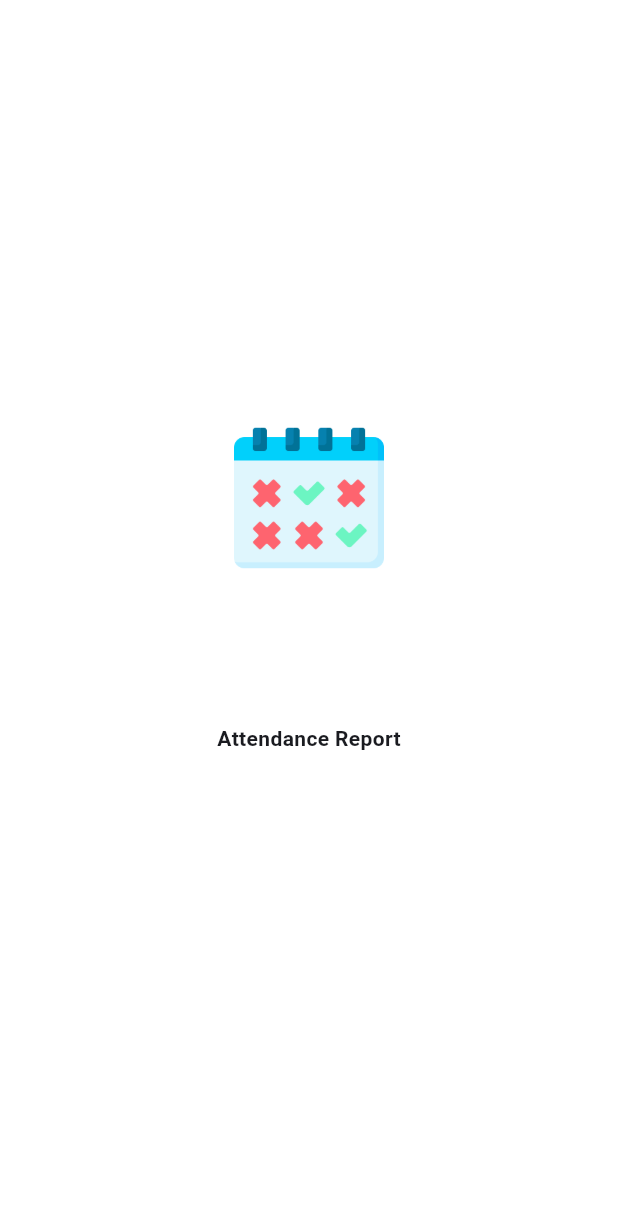
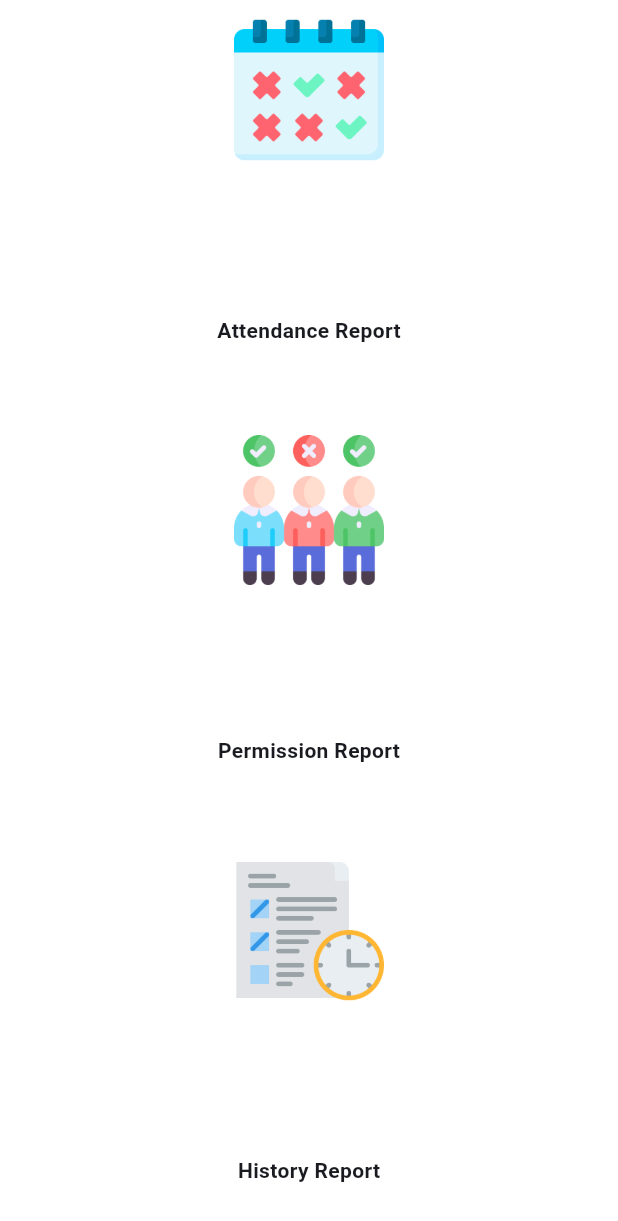
Before and after one commit to ShikaaDhia/attandance_app, a Flutter app: the screen it shows after launch, on a phone screen of 412 x 824 dp. Shown: the top 1221 px of the screen. Run offline on Flutter 3.47's test engine with Material 3 defaults, Android fonts, the phone set to English and light mode, and no system bars; our stand-ins replace firebase_core; accounts and stored records are empty.

Commit message:
configuring home_screen.dart file

```diff
--- a/lib/ui/home_screen.dart
+++ b/lib/ui/home_screen.dart
@@ -23,25 +23,61 @@
             child: Column(
               mainAxisAlignment: MainAxisAlignment.center,
               children: [
-                Container(
+                _buildMenuItem(
+                  context,
+                  imagePath: "assets/images/ic_attend.png",
+                  label: "Attendance Report",
+                  destination: const AttendanceScreen()
+                  ),
+                const SizedBox(height: 40),
+                _buildMenuItem(
+                  context,
+                  imagePath: "assets/images/ic_permission.png",
+                  label: "Permission Report",
+                  destination: const AttendanceScreen()
+                  ),
+                const SizedBox(height: 40),
+                _buildMenuItem(
+                  context,
+                  imagePath: "assets/images/ic_attendance_history.png",
+                  label: "History Report",
+                  destination: const AttendanceScreen()
+                  ),
+                const SizedBox(height: 40)
+              ],
+            ),
+          ),
+        ),
+      ),
+    );
+  }
+
+  Widget _buildMenuItem(
+  BuildContext context, {
+    required String imagePath,
+    required String label,
+    required Widget destination
+  }) {
+    return Container(
                 margin: const EdgeInsets.all(10),
                 child: Expanded(
                   child: InkWell(
                     highlightColor: Colors.transparent,
                     splashColor: Colors.transparent,
                     onTap: () {
-                        Navigator.push(context, MaterialPageRoute(builder: (context) => const AttendanceScreen()));
+                      Navigator.push(context, MaterialPageRoute(builder: (context) => destination));
                     },
-                      child: const Column(
+                    child: Column(
                       children: [
                         Image(
-                            image: AssetImage('assets/images/ic_attend.png'),
+                          image: AssetImage(imagePath),
                           height: 100,
                           width: 100,
                         ),
-                          SizedBox(height: 100),
+                        const SizedBox(height: 100),
                          Text(
-                            "Attendance Report",
+                        label,
+                          // ignore: prefer_const_constructors
                           style: TextStyle(
                             fontSize: 14,
                             fontWeight: FontWeight.bold
@@ -50,14 +86,6 @@
                       ],
                     ),
                   )
-                  ),
-                ),
-
-                const SizedBox(height: 40,)
-              ],
-            ),
-          ),
-        ),
                 ),
               );
   }
@@ -107,6 +135,9 @@
         ],
       )
       )
-    );
+      //ini adalah default value ketika semua kode yang ada di
+          //blok alert dialog tidak tereksekusi karena beberapa hal
+    ) ??
+    false;
   }
 }
```
Lines whose indentation alone changed are shown as unchanged.
